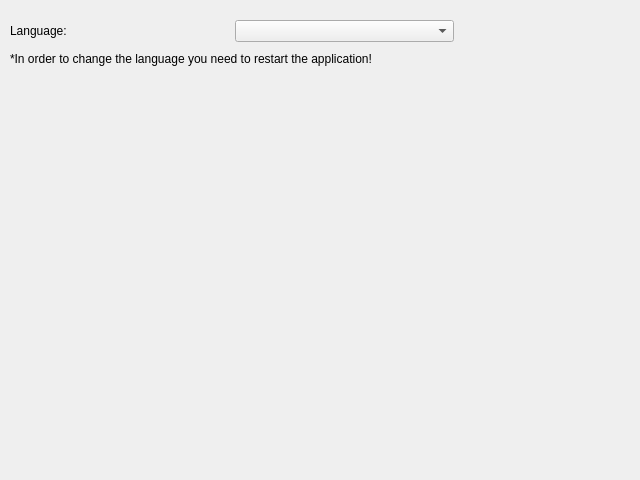
The window that src/gui/ui/AppearancePage.ui (Ascent-Group/visual-db) describes before a commit, drawn with Qt 5.
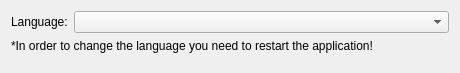
The same window after the commit.

Commit message: * OptionsDialog: now based on generated ui * Fixed margins and added spacer for a better look * mSettings: ArrowItem becomes Arrow (Reason: because of such setting in   mSettings we were obliged to set the label text of SelectColorWidget to   ArrowItem, and this is not good)

What changed in the file:
```diff
--- a/src/gui/ui/AppearancePage.ui
+++ b/src/gui/ui/AppearancePage.ui
@@ -6,46 +6,62 @@
    <rect>
     <x>0</x>
     <y>0</y>
-    <width>640</width>
-    <height>480</height>
+    <width>460</width>
+    <height>73</height>
    </rect>
   </property>
   <property name="windowTitle">
    <string>Form</string>
   </property>
-  <widget class="QWidget" name="layoutWidget">
-   <property name="geometry">
-    <rect>
-     <x>10</x>
-     <y>20</y>
-     <width>444</width>
-     <height>50</height>
-    </rect>
-   </property>
-   <layout class="QVBoxLayout" name="verticalLayout">
-    <item>
+  <layout class="QGridLayout" name="gridLayout">
+   <item row="0" column="0">
      <layout class="QHBoxLayout" name="horizontalLayout">
       <item>
        <widget class="QLabel" name="mLanguageLabel">
+       <property name="sizePolicy">
+        <sizepolicy hsizetype="Minimum" vsizetype="Fixed">
+         <horstretch>0</horstretch>
+         <verstretch>0</verstretch>
+        </sizepolicy>
+       </property>
         <property name="text">
          <string>Language:</string>
         </property>
        </widget>
       </item>
       <item>
-       <widget class="QComboBox" name="mLanguageCombo"/>
+      <widget class="QComboBox" name="mLanguageCombo">
+       <property name="sizePolicy">
+        <sizepolicy hsizetype="MinimumExpanding" vsizetype="Fixed">
+         <horstretch>0</horstretch>
+         <verstretch>0</verstretch>
+        </sizepolicy>
+       </property>
+      </widget>
       </item>
      </layout>
     </item>
-    <item>
+   <item row="1" column="0">
      <widget class="QLabel" name="mNoteLabel">
       <property name="text">
        <string>*In order to change the language you need to restart the application!</string>
       </property>
      </widget>
     </item>
-   </layout>
-  </widget>
+   <item row="2" column="0">
+    <spacer name="verticalSpacer">
+     <property name="orientation">
+      <enum>Qt::Vertical</enum>
+     </property>
+     <property name="sizeHint" stdset="0">
+      <size>
+       <width>20</width>
+       <height>0</height>
+      </size>
+     </property>
+    </spacer>
+   </item>
+  </layout>
  </widget>
  <resources/>
  <connections/>
```
Lines whose indentation alone changed are shown as unchanged. The commit also changes 10 other files.
